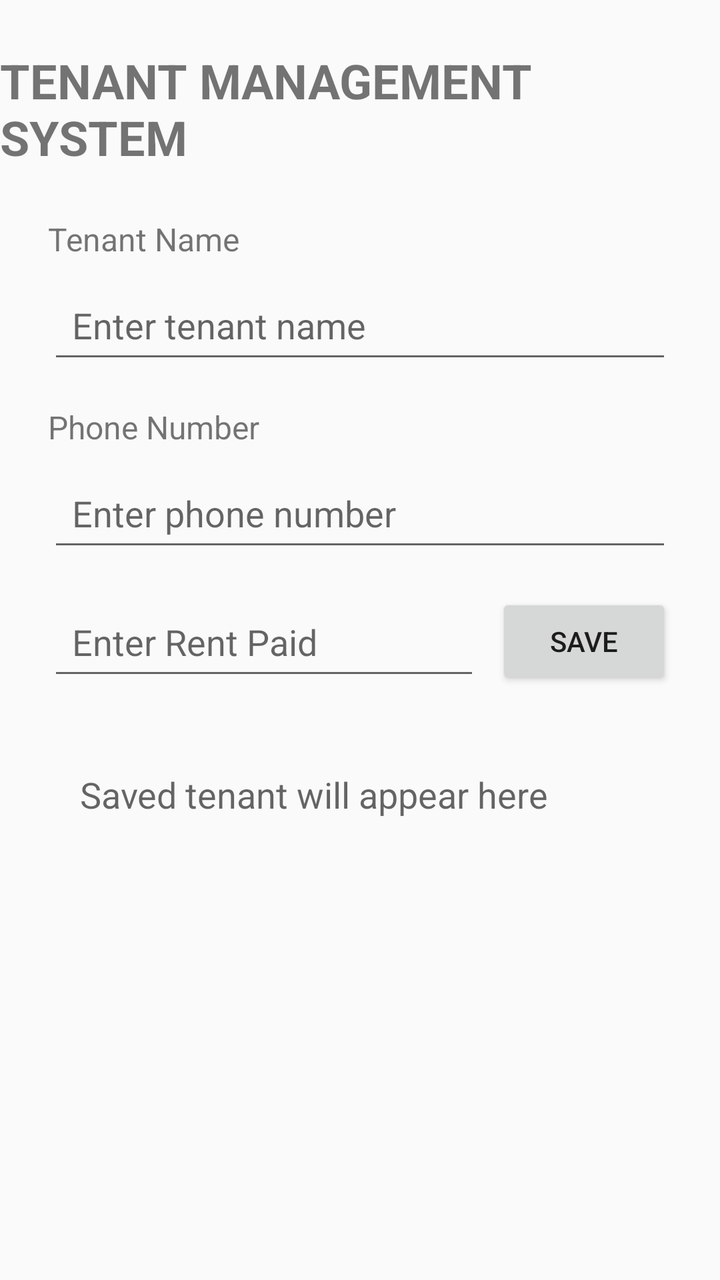
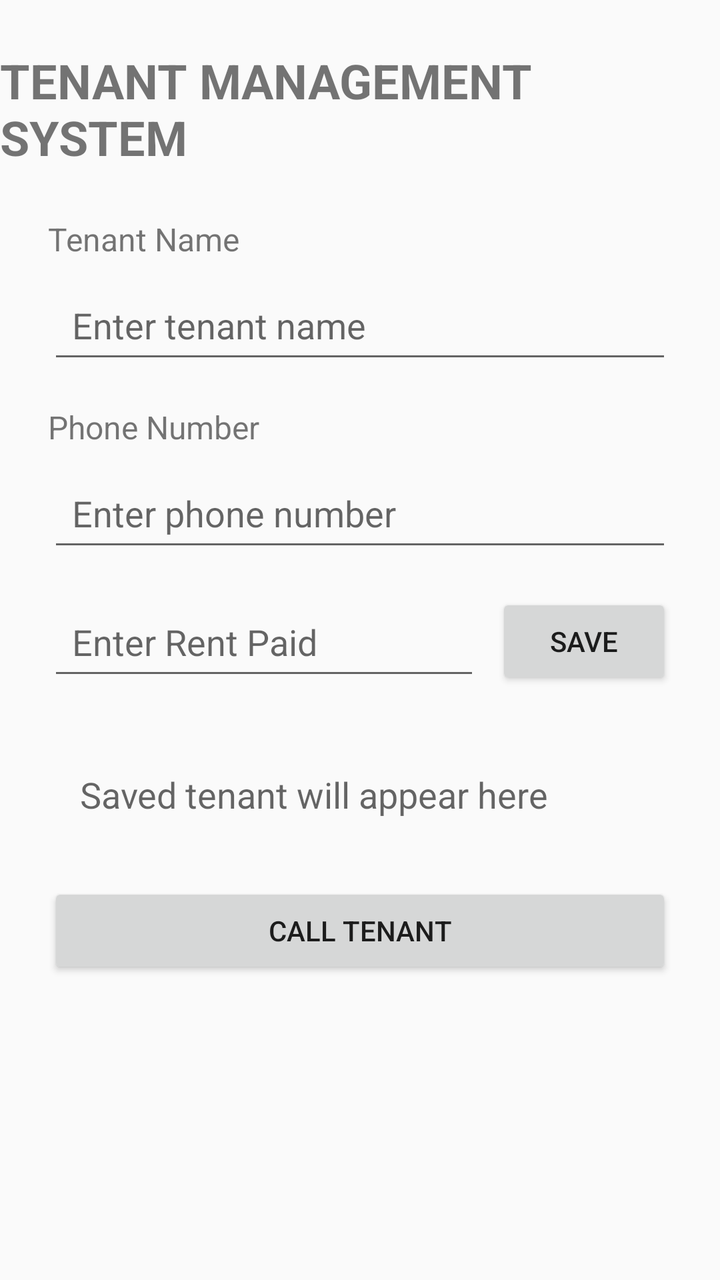

Two renders of the same Android screen: before a commit and after it. Below are the layout's source before the change and the commit's diff.
<!-- AndroidManifest.xml: activity theme Theme.TenantManagementSystem -->
<!-- res/layout/activity_main.xml -->
<?xml version="1.0" encoding="utf-8"?>
<layout xmlns:android="http://schemas.android.com/apk/res/android"
    xmlns:app="http://schemas.android.com/apk/res-auto">

    <data>
        <variable
            name="tenant"
            type="com.example.tenantmanagementsystem.Tenant" />

    </data>

    <androidx.constraintlayout.widget.ConstraintLayout
        android:layout_width="match_parent"
        android:layout_height="match_parent">

        <TextView
            android:id="@+id/titleTextView"
            android:layout_width="wrap_content"
            android:layout_height="wrap_content"
            android:text="TENANT MANAGEMENT SYSTEM"
            android:textSize="24sp"
            android:textStyle="bold"
            android:layout_marginTop="24dp"
            app:layout_constraintTop_toTopOf="parent"
            app:layout_constraintStart_toStartOf="parent"
            app:layout_constraintEnd_toEndOf="parent" />

        <TextView
            android:id="@+id/tenantNameLabel"
            android:layout_width="wrap_content"
            android:layout_height="wrap_content"
            android:text="Tenant Name"
            android:textSize="16sp"
            android:layout_marginTop="24dp"
            android:layout_marginStart="24dp"
            app:layout_constraintTop_toBottomOf="@id/titleTextView"
            app:layout_constraintStart_toStartOf="parent" />

        <EditText
            android:id="@+id/tenantNameEditText"
            android:layout_width="0dp"
            android:layout_height="wrap_content"
            android:hint="Enter tenant name"
            android:minHeight="48dp"
            android:padding="12dp"
            android:layout_marginTop="8dp"
            android:layout_marginStart="24dp"
            android:layout_marginEnd="24dp"
            app:layout_constraintTop_toBottomOf="@id/tenantNameLabel"
            app:layout_constraintStart_toStartOf="parent"
            app:layout_constraintEnd_toEndOf="parent" />

        <TextView
            android:id="@+id/phoneLabel"
            android:layout_width="wrap_content"
            android:layout_height="wrap_content"
            android:text="Phone Number"
            android:textSize="16sp"
            android:layout_marginTop="16dp"
            android:layout_marginStart="24dp"
            app:layout_constraintTop_toBottomOf="@id/tenantNameEditText"
            app:layout_constraintStart_toStartOf="parent" />

        <EditText
            android:id="@+id/phoneEditText"
            android:layout_width="0dp"
            android:layout_height="wrap_content"
            android:hint="Enter phone number"
            android:inputType="phone"
            android:minHeight="48dp"
            android:padding="12dp"
            android:layout_marginTop="8dp"
            android:layout_marginStart="24dp"
            android:layout_marginEnd="24dp"
            app:layout_constraintTop_toBottomOf="@id/phoneLabel"
            app:layout_constraintStart_toStartOf="parent"
            app:layout_constraintEnd_toEndOf="parent" />

        <EditText
            android:id="@+id/rentEditText"
            android:layout_width="0dp"
            android:layout_height="wrap_content"
            android:hint="Enter Rent Paid"
            android:inputType="numberDecimal"
            android:minHeight="48dp"
            android:padding="12dp"
            android:layout_marginStart="24dp"
            android:layout_marginTop="16dp"
            android:layout_marginEnd="8dp"
            app:layout_constraintTop_toBottomOf="@id/phoneEditText"
            app:layout_constraintStart_toStartOf="parent"
            app:layout_constraintEnd_toStartOf="@id/saveButton" />

        <Button
            android:id="@+id/saveButton"
            android:layout_width="wrap_content"
            android:layout_height="wrap_content"
            android:text="SAVE"
            android:layout_marginEnd="24dp"
            app:layout_constraintTop_toTopOf="@id/rentEditText"
            app:layout_constraintEnd_toEndOf="parent" />

        <TextView
            android:id="@+id/tenantResultTextView"
            android:layout_width="0dp"
            android:layout_height="wrap_content"
            android:text="@{tenant.summary()}"
            android:hint="Saved tenant will appear here"
            android:textSize="18sp"
            android:padding="16dp"
            android:layout_margin="24dp"
            app:layout_constraintTop_toBottomOf="@id/rentEditText"
            app:layout_constraintStart_toStartOf="parent"
            app:layout_constraintEnd_toEndOf="parent" />

    </androidx.constraintlayout.widget.ConstraintLayout>
</layout>
<!-- resources referenced by this layout -->
<resources>
  <style name="Theme.TenantManagementSystem" parent="Theme.AppCompat.Light.NoActionBar" />
</resources>

<!-- the commit's change to res/layout/activity_main.xml (unified diff, before → after) -->
@@ -113,5 +113,17 @@
             app:layout_constraintStart_toStartOf="parent"
             app:layout_constraintEnd_toEndOf="parent" />
 
+        <Button
+            android:id="@+id/callButton"
+            android:layout_width="0dp"
+            android:layout_height="wrap_content"
+            android:text="CALL TENANT"
+            android:layout_marginTop="16dp"
+            android:layout_marginStart="24dp"
+            android:layout_marginEnd="24dp"
+            app:layout_constraintTop_toBottomOf="@id/tenantResultTextView"
+            app:layout_constraintStart_toStartOf="parent"
+            app:layout_constraintEnd_toEndOf="parent" />
+
     </androidx.constraintlayout.widget.ConstraintLayout>
 </layout>
